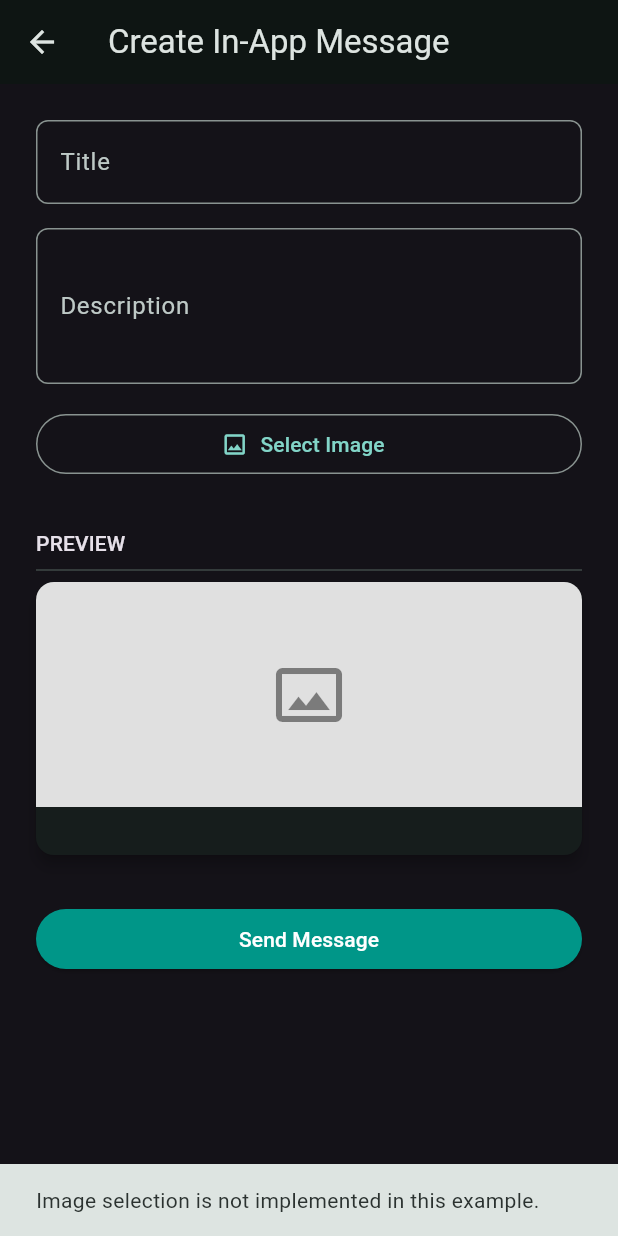
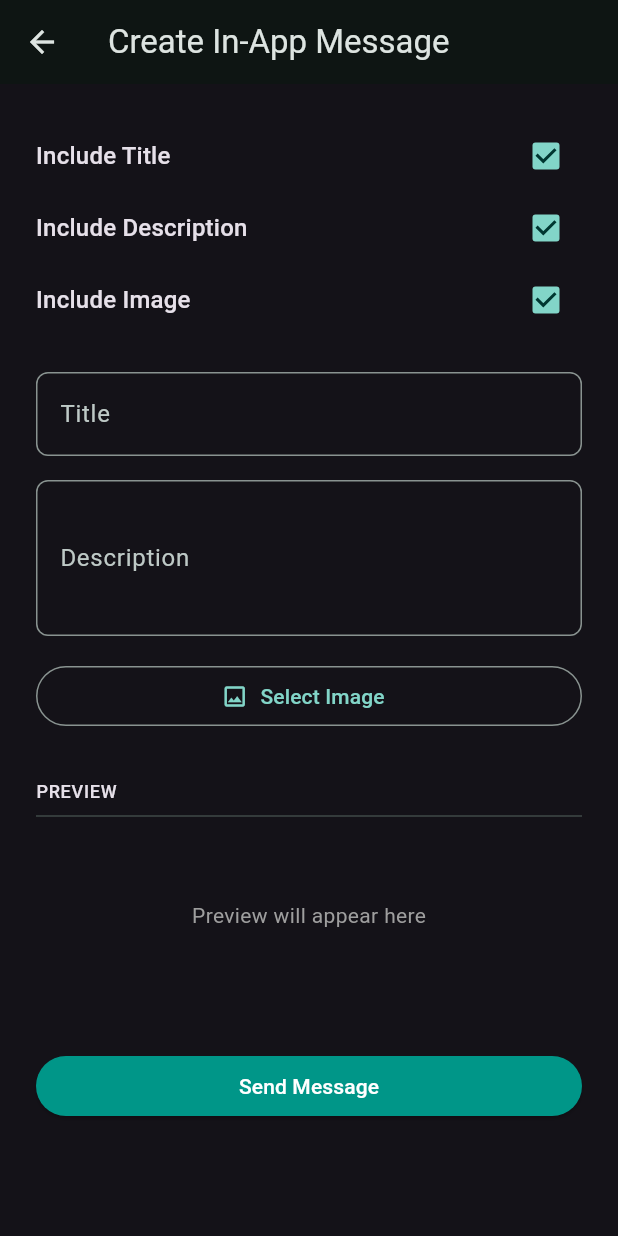
Before and after one commit to Rayhan1112/masjidadmin, a Flutter app: the InAppMessageScreen screen opened directly, after a tap on "Select Image", on a phone screen of 412 x 824 dp. Run offline on Flutter 3.47's test engine with Material 3 defaults, Android fonts, the phone set to English and light mode, and no system bars; our stand-ins replace image_picker, shared_preferences; accounts and stored records are empty.

Commit message:
added Ui

```diff
--- a/lib/in_app_message_screen.dart
+++ b/lib/in_app_message_screen.dart
@@ -2,6 +2,7 @@
 import 'dart:io';
 
 import 'package:flutter/material.dart';
+import 'package:image_picker/image_picker.dart';
 
 class InAppMessageScreen extends StatefulWidget {
   const InAppMessageScreen({super.key});
@@ -13,8 +14,13 @@ class InAppMessageScreen extends StatefulWidget {
 class _InAppMessageScreenState extends State<InAppMessageScreen> {
   final _titleController = TextEditingController();
   final _descriptionController = TextEditingController();
-  // In a real app, you'd use a package like image_picker to get an image file.
-  File? _image;
+  final _imagePicker = ImagePicker();
+  File? _imageFile;
+
+  // State for checkboxes
+  bool _includeTitle = true;
+  bool _includeDescription = true;
+  bool _includeImage = true;
 
   @override
   void initState() {
@@ -30,12 +36,19 @@ class _InAppMessageScreenState extends State<InAppMessageScreen> {
     super.dispose();
   }
 
-  void _pickImage() {
-    // This is where you would implement image picking logic.
-    // For this example, we'll simulate picking by setting a placeholder.
+  Future<void> _pickImage() async {
+    try {
+      final pickedFile = await _imagePicker.pickImage(source: ImageSource.gallery);
+      if (pickedFile != null) {
+        setState(() {
+          _imageFile = File(pickedFile.path);
+        });
+      }
+    } catch (e) {
       ScaffoldMessenger.of(context).showSnackBar(
-      const SnackBar(content: Text('Image selection is not implemented in this example.')),
+        SnackBar(content: Text('Failed to pick image: $e')),
       );
+    }
   }
 
   @override
@@ -49,21 +62,42 @@ class _InAppMessageScreenState extends State<InAppMessageScreen> {
         child: Column(
           crossAxisAlignment: CrossAxisAlignment.stretch,
           children: [
+            // --- Configuration Checkboxes ---
+            _buildConfigRow(
+              label: 'Include Title',
+              value: _includeTitle,
+              onChanged: (val) => setState(() => _includeTitle = val!),
+            ),
+            _buildConfigRow(
+              label: 'Include Description',
+              value: _includeDescription,
+              onChanged: (val) => setState(() => _includeDescription = val!),
+            ),
+            _buildConfigRow(
+              label: 'Include Image',
+              value: _includeImage,
+              onChanged: (val) => setState(() => _includeImage = val!),
+            ),
+            const SizedBox(height: 24),
+
             // --- Input Fields ---
+            if (_includeTitle)
               TextFormField(
                 controller: _titleController,
                 decoration: const InputDecoration(labelText: 'Title'),
               ),
-            const SizedBox(height: 16),
+            if (_includeTitle) const SizedBox(height: 16),
+            if (_includeDescription)
               TextFormField(
                 controller: _descriptionController,
                 decoration: const InputDecoration(labelText: 'Description'),
                 maxLines: 3,
               ),
-            const SizedBox(height: 16),
+            if (_includeDescription) const SizedBox(height: 16),
+            if (_includeImage)
               OutlinedButton.icon(
                 icon: const Icon(Icons.image_outlined),
-              label: const Text('Select Image'),
+                label: Text(_imageFile == null ? 'Select Image' : 'Change Image'),
                 onPressed: _pickImage,
               ),
             const SizedBox(height: 32),
@@ -71,7 +105,7 @@ class _InAppMessageScreenState extends State<InAppMessageScreen> {
             // --- Preview Section ---
             Text(
               'PREVIEW',
-              style: Theme.of(context).textTheme.titleSmall,
+              style: Theme.of(context).textTheme.labelMedium,
             ),
             const Divider(height: 16),
             _buildPreview(),
@@ -91,45 +125,68 @@ class _InAppMessageScreenState extends State<InAppMessageScreen> {
     );
   }
 
-  // This widget builds the visual preview of the in-app message.
+  Widget _buildConfigRow(
+      {required String label, required bool value, required ValueChanged<bool?> onChanged}) {
+    return Row(
+      mainAxisAlignment: MainAxisAlignment.spaceBetween,
+      children: [
+        Text(label, style: Theme.of(context).textTheme.titleMedium),
+        Checkbox(value: value, onChanged: onChanged),
+      ],
+    );
+  }
+
   Widget _buildPreview() {
     final title = _titleController.text;
     final description = _descriptionController.text;
 
+    // Do not show the card if no elements are included and the fields are empty.
+    if ((!_includeTitle || title.isEmpty) &&
+        (!_includeDescription || description.isEmpty) &&
+        (!_includeImage || _imageFile == null)) {
+      return const Center(
+        child: Padding(
+          padding: EdgeInsets.symmetric(vertical: 48.0),
+          child: Text('Preview will appear here', style: TextStyle(color: Colors.grey)),
+        ),
+      );
+    }
+
     return Card(
       elevation: 4.0,
       clipBehavior: Clip.antiAlias,
-      margin: EdgeInsets.zero, // Remove default card margin
+      margin: EdgeInsets.zero,
       child: Column(
         crossAxisAlignment: CrossAxisAlignment.stretch,
         children: [
-          // Image placeholder
+          if (_includeImage)
             Container(
               height: 150,
-            color: Colors.grey[300],
-            child: _image != null
-                ? Image.file(_image!, fit: BoxFit.cover)
+              color: Colors.grey[800],
+              child: _imageFile != null
+                  ? Image.file(_imageFile!, fit: BoxFit.cover)
                   : const Center(
                       child: Icon(
                         Icons.photo_size_select_actual_outlined,
-                      color: Colors.black45,
+                        color: Colors.white24,
                         size: 48.0,
                       ),
                     ),
             ),
-          // Text content
+          if ((_includeTitle && title.isNotEmpty) || (_includeDescription && description.isNotEmpty))
             Padding(
               padding: const EdgeInsets.all(16.0),
               child: Column(
                 crossAxisAlignment: CrossAxisAlignment.start,
                 children: [
-                if (title.isNotEmpty)
+                  if (_includeTitle && title.isNotEmpty)
                     Text(
                       title,
                       style: Theme.of(context).textTheme.titleLarge?.copyWith(fontWeight: FontWeight.bold),
                     ),
-                if (title.isNotEmpty && description.isNotEmpty) const SizedBox(height: 8),
-                if (description.isNotEmpty)
+                  if (_includeTitle && title.isNotEmpty && _includeDescription && description.isNotEmpty)
+                    const SizedBox(height: 8),
+                  if (_includeDescription && description.isNotEmpty)
                     Text(
                       description,
                       style: Theme.of(context).textTheme.bodyMedium,
--- a/pubspec.yaml
+++ b/pubspec.yaml
@@ -30,6 +30,7 @@ environment:
 dependencies:
   flutter:
     sdk: flutter
+  image_picker: ^1.2.1 # Or the latest version
 
 
   # The following adds the Cupertino Icons font to your application.
```
Also changed, not shown: pubspec.lock, 6 other files. Lines whose indentation alone changed are shown as unchanged.
